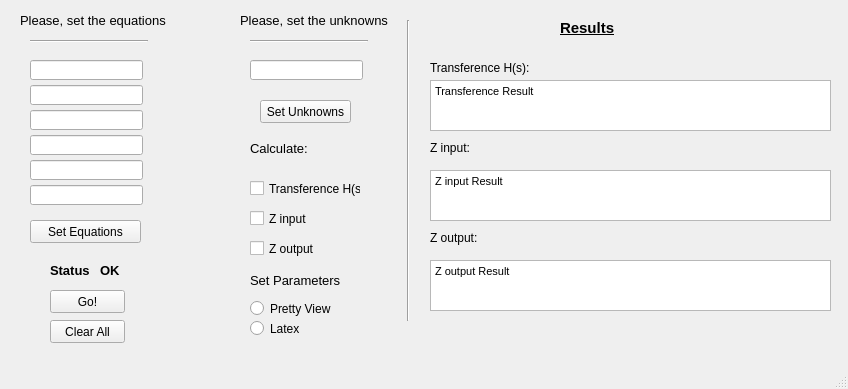
iancraz/CircuitSolver, file UserInterface.ui: the form before one commit.
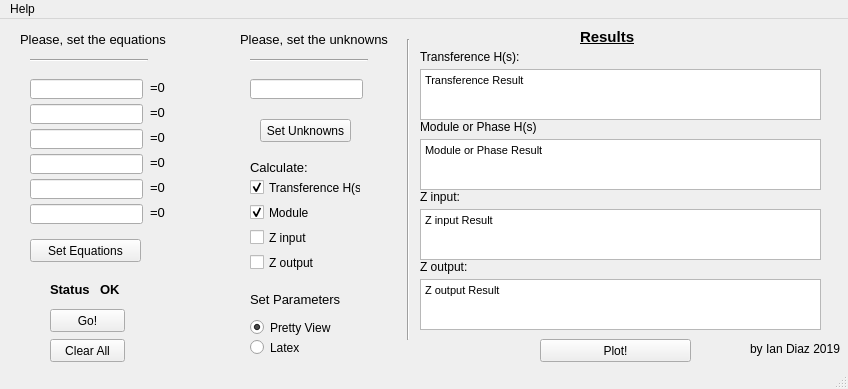
The form after the commit.

Commit message: Ahora se puede cabiar la parte grafica sin cambiar el codigo

```diff
--- a/UserInterface.ui
+++ b/UserInterface.ui
@@ -238,7 +238,7 @@
     <property name="geometry">
      <rect>
       <x>250</x>
-      <y>180</y>
+      <y>160</y>
       <width>111</width>
       <height>17</height>
      </rect>
@@ -246,6 +246,9 @@
     <property name="text">
      <string>Transference H(s)</string>
     </property>
+    <property name="checked">
+     <bool>true</bool>
+    </property>
    </widget>
    <widget class="QCheckBox" name="zInpChkBox">
     <property name="geometry">
@@ -264,7 +267,7 @@
     <property name="geometry">
      <rect>
       <x>250</x>
-      <y>240</y>
+      <y>235</y>
       <width>70</width>
       <height>17</height>
      </rect>
@@ -316,6 +319,15 @@
     <property name="text">
      <string>Pretty View</string>
     </property>
+    <property name="checkable">
+     <bool>true</bool>
+    </property>
+    <property name="checked">
+     <bool>true</bool>
+    </property>
+    <property name="autoExclusive">
+     <bool>true</bool>
+    </property>
    </widget>
    <widget class="QRadioButton" name="latexButton">
     <property name="geometry">
@@ -333,8 +345,8 @@
    <widget class="QLabel" name="label_3">
     <property name="geometry">
      <rect>
-      <x>560</x>
-      <y>20</y>
+      <x>580</x>
+      <y>10</y>
       <width>71</width>
       <height>16</height>
      </rect>
@@ -355,8 +367,8 @@
    <widget class="QLabel" name="label_5">
     <property name="geometry">
      <rect>
-      <x>430</x>
-      <y>60</y>
+      <x>420</x>
+      <y>30</y>
       <width>101</width>
       <height>16</height>
      </rect>
@@ -374,8 +386,8 @@
    <widget class="QLabel" name="label_7">
     <property name="geometry">
      <rect>
-      <x>430</x>
-      <y>140</y>
+      <x>420</x>
+      <y>170</y>
       <width>101</width>
       <height>16</height>
      </rect>
@@ -393,8 +405,8 @@
    <widget class="QLabel" name="label_9">
     <property name="geometry">
      <rect>
-      <x>430</x>
-      <y>230</y>
+      <x>420</x>
+      <y>240</y>
       <width>101</width>
       <height>16</height>
      </rect>
@@ -412,8 +424,8 @@
    <widget class="QTextEdit" name="transferenceResultTextEdit">
     <property name="geometry">
      <rect>
-      <x>430</x>
-      <y>80</y>
+      <x>420</x>
+      <y>50</y>
       <width>401</width>
       <height>51</height>
      </rect>
@@ -429,8 +441,8 @@
    <widget class="QTextEdit" name="zInpResultTextEdit">
     <property name="geometry">
      <rect>
-      <x>430</x>
-      <y>170</y>
+      <x>420</x>
+      <y>190</y>
       <width>401</width>
       <height>51</height>
      </rect>
@@ -447,7 +459,7 @@
    <widget class="QTextEdit" name="zOutResultTextEdit">
     <property name="geometry">
      <rect>
-      <x>430</x>
+      <x>420</x>
       <y>260</y>
       <width>401</width>
       <height>51</height>
@@ -551,6 +563,192 @@
      <string>Set Unknowns</string>
     </property>
    </widget>
+   <widget class="QLabel" name="label_4">
+    <property name="geometry">
+     <rect>
+      <x>150</x>
+      <y>60</y>
+      <width>21</width>
+      <height>16</height>
+     </rect>
+    </property>
+    <property name="font">
+     <font>
+      <pointsize>10</pointsize>
+     </font>
+    </property>
+    <property name="text">
+     <string>=0</string>
+    </property>
+   </widget>
+   <widget class="QLabel" name="label_6">
+    <property name="geometry">
+     <rect>
+      <x>150</x>
+      <y>85</y>
+      <width>21</width>
+      <height>16</height>
+     </rect>
+    </property>
+    <property name="font">
+     <font>
+      <pointsize>10</pointsize>
+     </font>
+    </property>
+    <property name="text">
+     <string>=0</string>
+    </property>
+   </widget>
+   <widget class="QLabel" name="label_8">
+    <property name="geometry">
+     <rect>
+      <x>150</x>
+      <y>110</y>
+      <width>21</width>
+      <height>16</height>
+     </rect>
+    </property>
+    <property name="font">
+     <font>
+      <pointsize>10</pointsize>
+     </font>
+    </property>
+    <property name="text">
+     <string>=0</string>
+    </property>
+   </widget>
+   <widget class="QLabel" name="label_10">
+    <property name="geometry">
+     <rect>
+      <x>150</x>
+      <y>135</y>
+      <width>21</width>
+      <height>16</height>
+     </rect>
+    </property>
+    <property name="font">
+     <font>
+      <pointsize>10</pointsize>
+     </font>
+    </property>
+    <property name="text">
+     <string>=0</string>
+    </property>
+   </widget>
+   <widget class="QLabel" name="label_11">
+    <property name="geometry">
+     <rect>
+      <x>150</x>
+      <y>160</y>
+      <width>21</width>
+      <height>16</height>
+     </rect>
+    </property>
+    <property name="font">
+     <font>
+      <pointsize>10</pointsize>
+     </font>
+    </property>
+    <property name="text">
+     <string>=0</string>
+    </property>
+   </widget>
+   <widget class="QLabel" name="label_12">
+    <property name="geometry">
+     <rect>
+      <x>150</x>
+      <y>185</y>
+      <width>21</width>
+      <height>16</height>
+     </rect>
+    </property>
+    <property name="font">
+     <font>
+      <pointsize>10</pointsize>
+     </font>
+    </property>
+    <property name="text">
+     <string>=0</string>
+    </property>
+   </widget>
+   <widget class="QTextEdit" name="modPhaseResultTextEdit">
+    <property name="geometry">
+     <rect>
+      <x>420</x>
+      <y>120</y>
+      <width>401</width>
+      <height>51</height>
+     </rect>
+    </property>
+    <property name="html">
+     <string>&lt;!DOCTYPE HTML PUBLIC &quot;-//W3C//DTD HTML 4.0//EN&quot; &quot;http://www.w3.org/TR/REC-html40/strict.dtd&quot;&gt;
+&lt;html&gt;&lt;head&gt;&lt;meta name=&quot;qrichtext&quot; content=&quot;1&quot; /&gt;&lt;style type=&quot;text/css&quot;&gt;
+p, li { white-space: pre-wrap; }
+&lt;/style&gt;&lt;/head&gt;&lt;body style=&quot; font-family:'MS Shell Dlg 2'; font-size:8.25pt; font-weight:400; font-style:normal;&quot;&gt;
+&lt;p style=&quot; margin-top:0px; margin-bottom:0px; margin-left:0px; margin-right:0px; -qt-block-indent:0; text-indent:0px;&quot;&gt;Module or Phase Result&lt;/p&gt;&lt;/body&gt;&lt;/html&gt;</string>
+    </property>
+   </widget>
+   <widget class="QLabel" name="label_13">
+    <property name="geometry">
+     <rect>
+      <x>420</x>
+      <y>100</y>
+      <width>131</width>
+      <height>16</height>
+     </rect>
+    </property>
+    <property name="font">
+     <font>
+      <pointsize>9</pointsize>
+      <italic>false</italic>
+     </font>
+    </property>
+    <property name="text">
+     <string>Module or Phase H(s)</string>
+    </property>
+   </widget>
+   <widget class="QPushButton" name="plotButton">
+    <property name="geometry">
+     <rect>
+      <x>540</x>
+      <y>320</y>
+      <width>151</width>
+      <height>23</height>
+     </rect>
+    </property>
+    <property name="text">
+     <string>Plot!</string>
+    </property>
+   </widget>
+   <widget class="QLabel" name="label_14">
+    <property name="geometry">
+     <rect>
+      <x>750</x>
+      <y>320</y>
+      <width>111</width>
+      <height>20</height>
+     </rect>
+    </property>
+    <property name="text">
+     <string>by Ian Diaz 2019</string>
+    </property>
+   </widget>
+   <widget class="QCheckBox" name="checkBox">
+    <property name="geometry">
+     <rect>
+      <x>250</x>
+      <y>185</y>
+      <width>70</width>
+      <height>17</height>
+     </rect>
+    </property>
+    <property name="text">
+     <string>Module</string>
+    </property>
+    <property name="checked">
+     <bool>true</bool>
+    </property>
+   </widget>
   </widget>
   <widget class="QMenuBar" name="menubar">
    <property name="geometry">
@@ -561,6 +759,13 @@
      <height>21</height>
     </rect>
    </property>
+   <widget class="QMenu" name="menuHelp">
+    <property name="title">
+     <string>Help</string>
+    </property>
+    <addaction name="actionAbout"/>
+   </widget>
+   <addaction name="menuHelp"/>
   </widget>
   <widget class="QStatusBar" name="statusbar"/>
  </widget>
```
Left out of the diff: 5 changed lines with no effect on the pictures. The commit also changes 1 other file.
